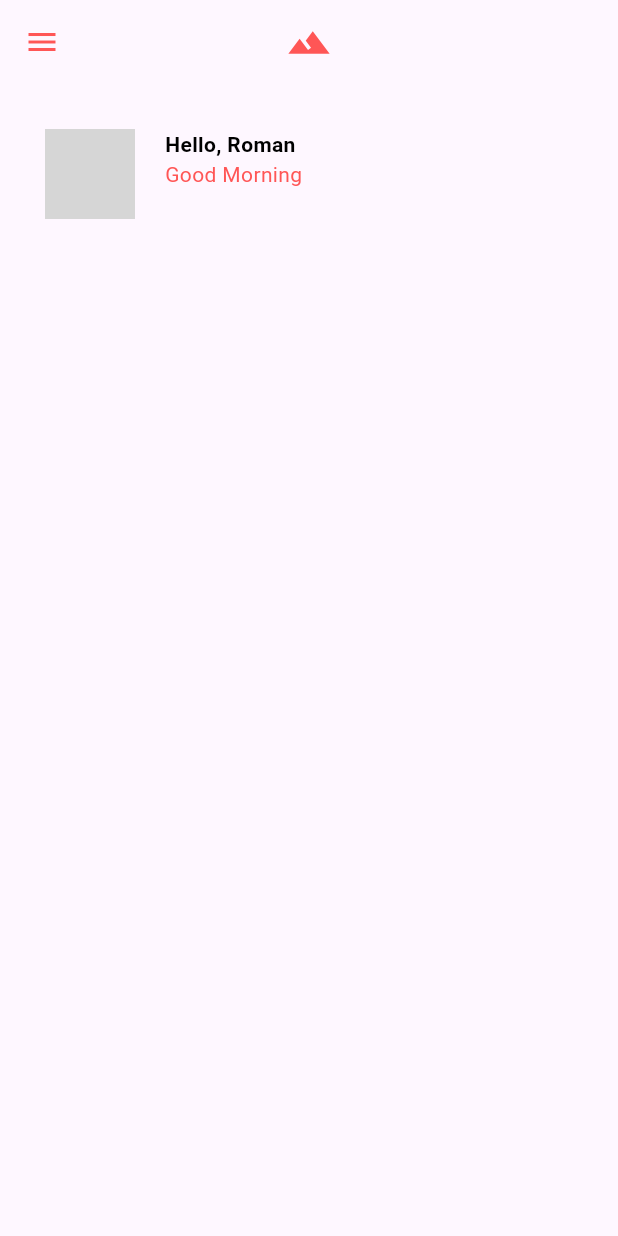
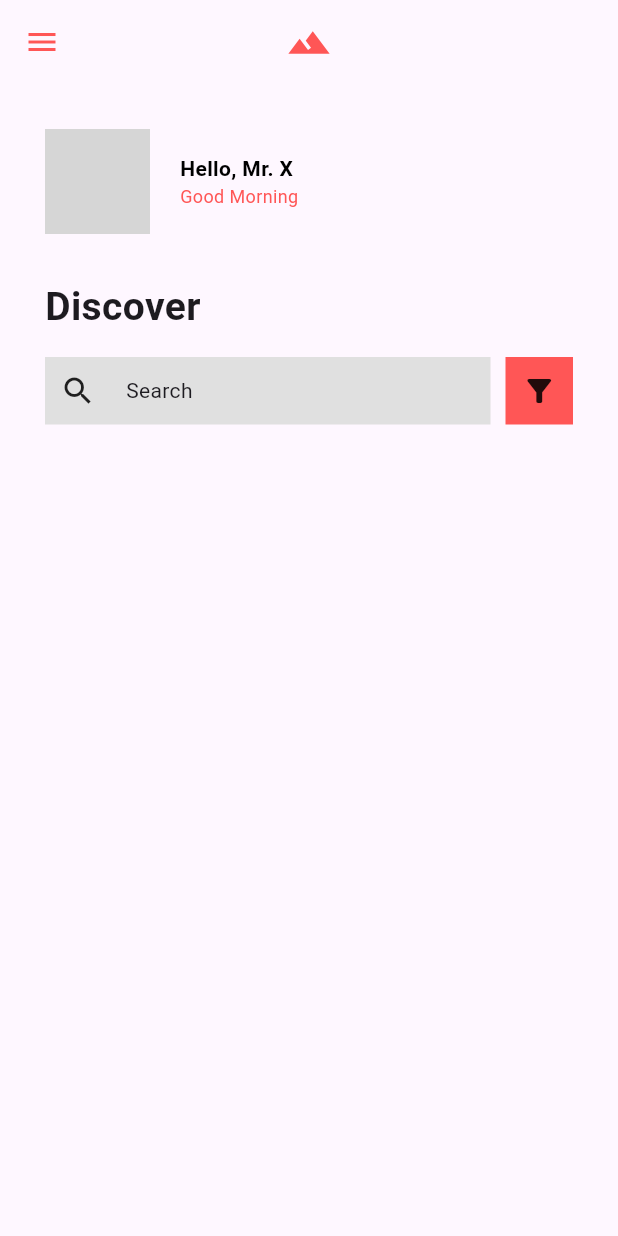
Before and after one commit to r4khul/flutter-layouts-rewired, a Flutter app: the screen it shows after launch, on a phone screen of 412 x 824 dp. Run offline on Flutter 3.47's test engine with Material 3 defaults, Android fonts, the phone set to English and light mode, and no system bars; network calls fail; grey boxes are pictures that could not be loaded.

Commit message:
ui: created a app_search widget

```diff
--- a/lib/apps/mount-app/screens/home_screen.dart
+++ b/lib/apps/mount-app/screens/home_screen.dart
@@ -1,6 +1,7 @@
 import 'package:flutter/material.dart';
 import 'package:layouts_practice/apps/mount-app/constants/theme_color.dart';
 import 'package:layouts_practice/apps/mount-app/widgets/app_header.dart';
+import 'package:layouts_practice/apps/mount-app/widgets/app_search.dart';
 
 class HomeScreen extends StatelessWidget {
   const HomeScreen({super.key});
@@ -21,8 +22,10 @@ class HomeScreen extends StatelessWidget {
           child: Icon(Icons.terrain, size: 60),
         ),
       ),
-      body: Column(mainAxisAlignment: MainAxisAlignment.start, children: [
-        AppHeader()
+      body: Column(
+        mainAxisAlignment: MainAxisAlignment.start,
+        crossAxisAlignment: CrossAxisAlignment.start,
+        children: [AppHeader(), AppSearch()
         ],
       ),
     );
--- a/lib/apps/mount-app/widgets/app_header.dart
+++ b/lib/apps/mount-app/widgets/app_header.dart
@@ -7,28 +7,31 @@ class AppHeader extends StatelessWidget {
   @override
   Widget build(BuildContext context) {
     return Container(
-      padding: EdgeInsets.only(left: 30, top: 30, right: 30),
+      padding: const EdgeInsets.only(left: 30, top: 30, right: 30),
       child: Row(
-        crossAxisAlignment: CrossAxisAlignment.start,
+        crossAxisAlignment: CrossAxisAlignment.center,
         children: [
-          CircleAvatar(
+          const CircleAvatar(
             backgroundImage: NetworkImage(
               "https://avatars.githubusercontent.com/u/118678415?v=1",
             ),
-            radius: 30,
+            radius: 35,
           ),
-          SizedBox(width: 20),
+          const SizedBox(width: 20),
           Column(
             crossAxisAlignment: CrossAxisAlignment.start,
             children: [
-              Text(
-                "Hello, Roman",
+              const Text(
+                "Hello, Mr. X",
                 style: TextStyle(
                   color: Colors.black,
                   fontWeight: FontWeight.bold,
                 ),
               ),
-              Text("Good Morning", style: TextStyle(color: mainColor)),
+              Text(
+                "Good Morning",
+                style: TextStyle(color: mainColor, fontSize: 12),
+              ),
             ],
           ),
         ],
--- /dev/null
+++ b/lib/apps/mount-app/widgets/app_search.dart
@@ -0,0 +1,48 @@
+import 'package:flutter/material.dart';
+import 'package:layouts_practice/apps/mount-app/constants/theme_color.dart';
+
+class AppSearch extends StatelessWidget {
+  const AppSearch({super.key});
+
+  @override
+  Widget build(BuildContext context) {
+    return Container(
+      padding: EdgeInsets.all(30),
+      child: Column(
+        mainAxisAlignment: MainAxisAlignment.start,
+        crossAxisAlignment: CrossAxisAlignment.start,
+        children: [
+          Text(
+            "Discover",
+            style: TextStyle(fontWeight: FontWeight.w700, fontSize: 26),
+          ),
+          SizedBox(height: 15),
+          Container(
+            child: Row(
+              children: [
+                Expanded(
+                  child: Container(
+                    color: Colors.grey[300],
+                    height: 45,
+                    child: Padding(
+                      padding: const EdgeInsets.all(10.0),
+                      child: Row(
+                        children: [
+                          Icon(Icons.search),
+                          SizedBox(width: 20),
+                          Text("Search"),
+                        ],
+                      ),
+                    ),
+                  ),
+                ),
+                SizedBox(width:10 ,),
+                Container(child: Icon(Icons.filter_alt), color: mainColor, width: 45,height: 45,),
+              ],
+            ),
+          )
+        ],
+      ),
+    );
+  }
+}
```
